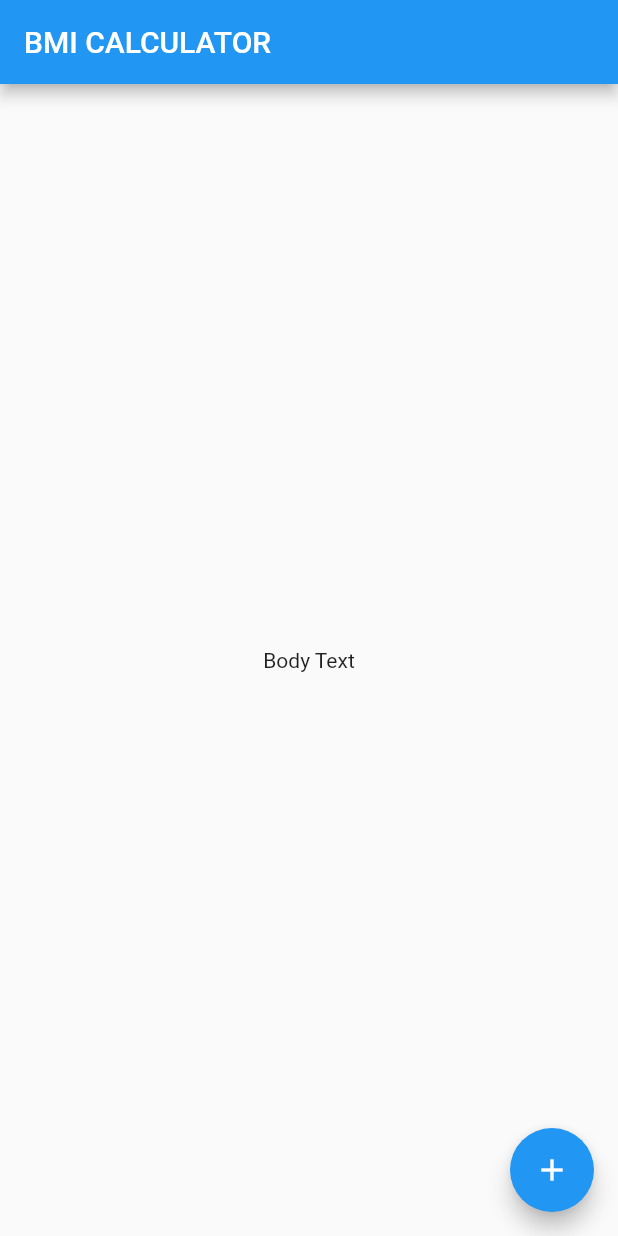
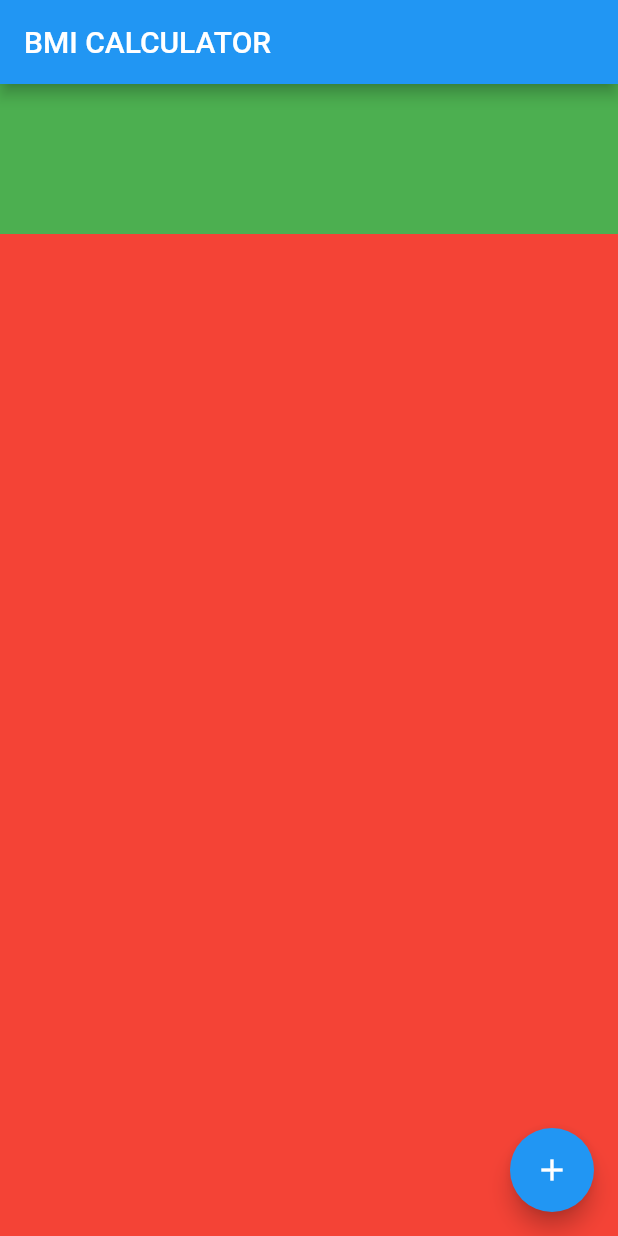
Before and after one commit to gourangabani/bmi-calculator-flutter-master, a Flutter app: the screen it shows after launch, on a phone screen of 412 x 824 dp. Run offline on Flutter 3.47's test engine with Material 2 defaults, Android fonts, the phone set to English and light mode, and no system bars.

Commit message:
Update main.dart

```diff
--- a/lib/main.dart
+++ b/lib/main.dart
@@ -13,18 +13,29 @@ class BMICalculator extends StatelessWidget {
 
 class InputPage extends StatefulWidget {
   @override
-  _InputPageState createState() => _InputPageState();
+  _HomePageState createState() => _HomePageState();
 }
 
-class _InputPageState extends State<InputPage> {
+class _HomePageState extends State<InputPage> {
   @override
   Widget build(BuildContext context) {
     return Scaffold(
       appBar: AppBar(
         title: Text('BMI CALCULATOR'),
       ),
-      body: Center(
-        child: Text('Body Text'),
+      body: Container(
+        color: Colors.red,
+        child: Column(
+          children: [
+            Container(
+              height: 100,
+              color: Colors.green,
+              child: Row(
+                children: [],
+              ),
+            )
+          ],
+        ),
       ),
       floatingActionButton: FloatingActionButton(
         child: Icon(Icons.add),
```
